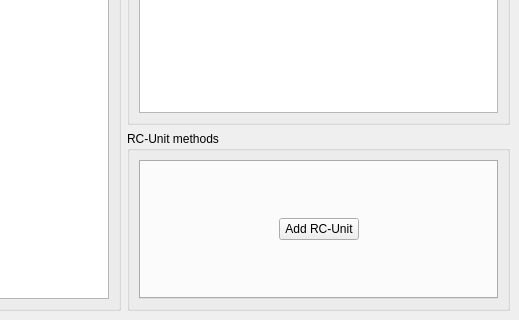
Qt form modules/automation/projects/HilecGui/src/scratch/ScratchWidget.ui (OFFIS-Automation/Framework) before a commit; both pictures show x 271 to 790 and y 117 to 437 of the 790 by 437 pixel window.
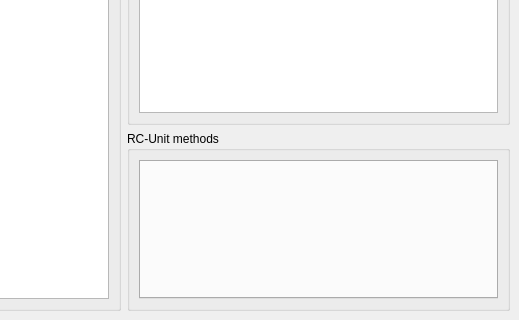
The same form after that commit. Custom widgets are drawn as their Qt base class.

Commit message: Scratch: Replaced dynamic RC-Unit tab-widget with static tab-widget

The edit to the form file:
```diff
--- a/modules/automation/projects/HilecGui/src/scratch/ScratchWidget.ui
+++ b/modules/automation/projects/HilecGui/src/scratch/ScratchWidget.ui
@@ -59,50 +59,10 @@
         </property>
         <layout class="QVBoxLayout" name="verticalLayout_2">
          <item>
-          <widget class="Scratch::RCUnits" name="rcUnitsView">
+          <widget class="QTabWidget" name="rcUnitsView">
            <property name="tabBarAutoHide">
             <bool>true</bool>
            </property>
-           <widget class="QWidget" name="add">
-            <attribute name="title">
-             <string>+</string>
-            </attribute>
-            <layout class="QHBoxLayout" name="horizontalLayout">
-             <item>
-              <spacer name="horizontalSpacer_2">
-               <property name="orientation">
-                <enum>Qt::Horizontal</enum>
-               </property>
-               <property name="sizeHint" stdset="0">
-                <size>
-                 <width>40</width>
-                 <height>20</height>
-                </size>
-               </property>
-              </spacer>
-             </item>
-             <item>
-              <widget class="QPushButton" name="addRCUnitButton">
-               <property name="text">
-                <string>Add RC-Unit</string>
-               </property>
-              </widget>
-             </item>
-             <item>
-              <spacer name="horizontalSpacer">
-               <property name="orientation">
-                <enum>Qt::Horizontal</enum>
-               </property>
-               <property name="sizeHint" stdset="0">
-                <size>
-                 <width>40</width>
-                 <height>20</height>
-                </size>
-               </property>
-              </spacer>
-             </item>
-            </layout>
-           </widget>
           </widget>
          </item>
         </layout>
@@ -113,14 +73,6 @@
    </layout>
   </widget>
  </widget>
- <customwidgets>
-  <customwidget>
-   <class>Scratch::RCUnits</class>
-   <extends>QTabWidget</extends>
-   <header>src/scratch/RCUnits.h</header>
-   <container>1</container>
-  </customwidget>
- </customwidgets>
  <resources/>
  <connections/>
 </ui>
```
The commit also changes 5 other files.
